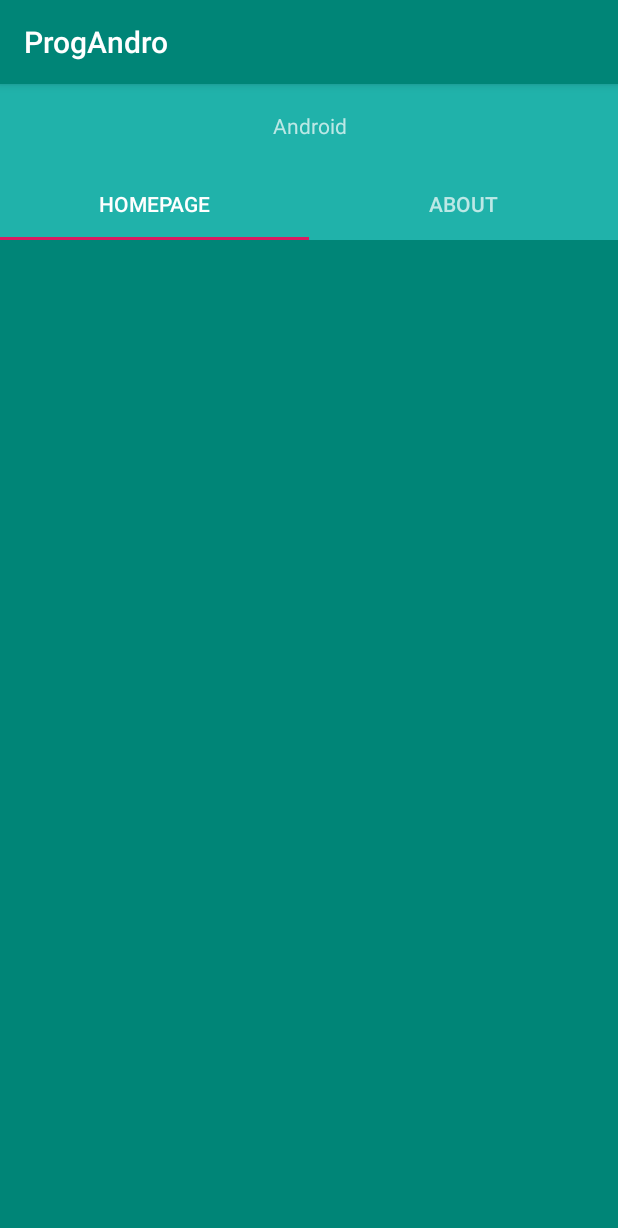
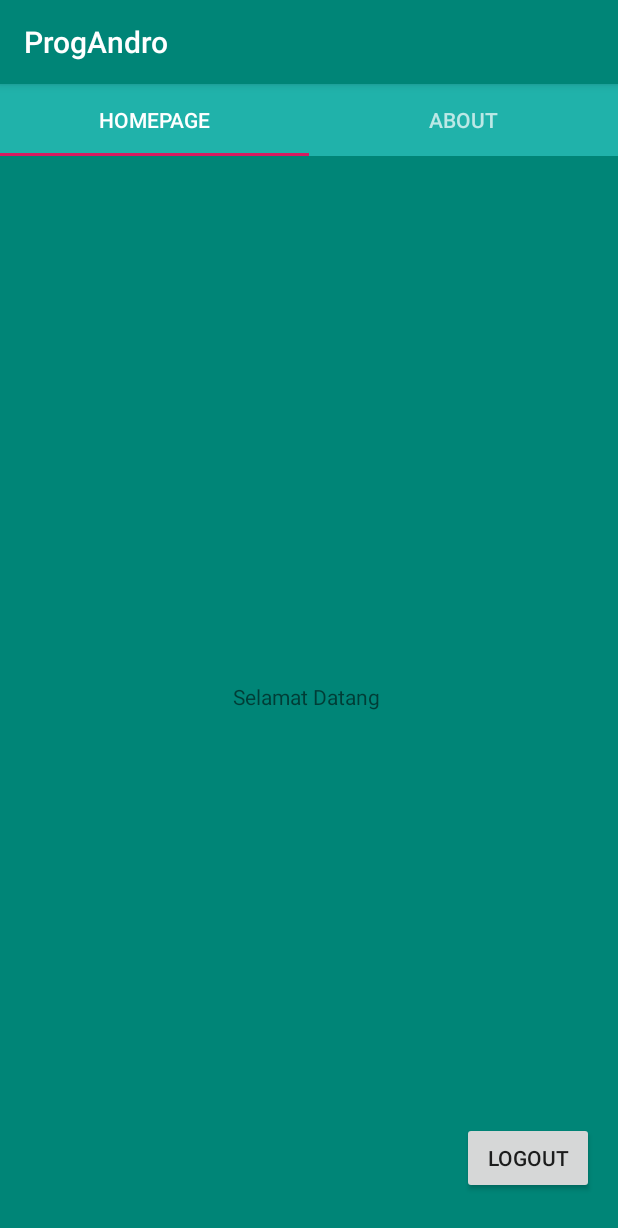
Before and after one commit to Rutfebrianti/ProgAndro, an Android app: the Homepage screen opened directly, with no data from a screen before it, on a phone screen of 412 x 824 dp. Shown: the top 1228 px of the screen. Run offline under Robolectric (Android 15) with nearby library versions, the phone set to English and light mode, and no system bars.

Commit message:
Add SQLite for register and login

```diff
--- a/app/src/main/AndroidManifest.xml
+++ b/app/src/main/AndroidManifest.xml
@@ -18,6 +18,8 @@
         </activity>
         <activity android:name=".HomePageActivity"/>
         <activity android:name=".AboutActivity"/>
+        <activity android:name=".SignUp"/>
+
     </application>
 
 </manifest>
--- a/app/src/main/java/com/example/progandro/Homepage.java
+++ b/app/src/main/java/com/example/progandro/Homepage.java
@@ -1,17 +1,43 @@
 package com.example.progandro;
 
+import android.content.Context;
+import android.content.Intent;
+import android.content.SharedPreferences;
 import android.os.Bundle;
 import android.view.LayoutInflater;
 import android.view.View;
 import android.view.ViewGroup;
+import android.widget.Button;
+import android.widget.TextView;
+
 import androidx.annotation.NonNull;
 import androidx.fragment.app.Fragment;
 
 
 public class Homepage extends Fragment {
+
+    SharedPreferences sharedPreferences;
+    private Button logout;
+
     @Override
-    public View onCreateView(@NonNull LayoutInflater inflater, ViewGroup viewGroup, Bundle savedInstanceState){
-        super.onCreateView(inflater,viewGroup,savedInstanceState);
-        return inflater.inflate(R.layout.home_fragment, viewGroup, false);
+    public View onCreateView(@NonNull LayoutInflater inflater, ViewGroup viewGroup, Bundle savedInstanceState) {
+        super.onCreateView(inflater, viewGroup, savedInstanceState);
+        View rootView = inflater.inflate(R.layout.home_fragment, viewGroup, false);
+
+        logout = rootView.findViewById(R.id.logout);
+
+        logout.setOnClickListener(new View.OnClickListener() {
+            @Override
+            public void onClick(View v) {
+                sharedPreferences = getActivity().getSharedPreferences("my_preference", Context.MODE_PRIVATE);
+                SharedPreferences.Editor editor = sharedPreferences.edit();
+                editor.clear();
+                editor.commit();
+                Intent logout = new Intent(getActivity() , Login.class);
+                startActivity(logout);
+            }
+        });
+
+        return rootView;
     }
 }
--- a/app/src/main/res/layout/home_fragment.xml
+++ b/app/src/main/res/layout/home_fragment.xml
@@ -1,14 +1,37 @@
 <?xml version="1.0" encoding="utf-8"?>
 <androidx.constraintlayout.widget.ConstraintLayout
     xmlns:android="http://schemas.android.com/apk/res/android"
+    xmlns:app="http://schemas.android.com/apk/res-auto"
+    xmlns:tools="http://schemas.android.com/tools"
     android:orientation="vertical"
     android:layout_width="match_parent"
     android:layout_height="match_parent">
 
-    <androidx.recyclerview.widget.RecyclerView
-        android:id="@+id/recyclerView"
-        android:nestedScrollingEnabled="false"
-        android:layout_width="match_parent"
-        android:layout_height="wrap_content"/>
+<!--    <androidx.recyclerview.widget.RecyclerView-->
+<!--        android:id="@+id/recyclerView"-->
+<!--        android:nestedScrollingEnabled="false"-->
+<!--        android:layout_width="match_parent"-->
+<!--        android:layout_height="wrap_content"/>-->
 
+
+    <TextView
+        android:id="@+id/greetings"
+        android:layout_width="wrap_content"
+        android:layout_height="wrap_content"
+        android:text="Selamat Datang "
+        app:layout_constraintBottom_toBottomOf="parent"
+        app:layout_constraintEnd_toEndOf="parent"
+        app:layout_constraintStart_toStartOf="parent"
+        app:layout_constraintTop_toTopOf="parent" />
+
+    <Button
+        android:id="@+id/logout"
+        android:layout_width="wrap_content"
+        android:layout_height="wrap_content"
+        android:layout_marginBottom="28dp"
+        android:text="@string/logout"
+        app:layout_constraintBottom_toBottomOf="parent"
+        app:layout_constraintEnd_toEndOf="parent"
+        app:layout_constraintHorizontal_bias="0.95"
+        app:layout_constraintStart_toStartOf="parent" />
 </androidx.constraintlayout.widget.ConstraintLayout>
--- a/app/src/main/res/layout/homepage.xml
+++ b/app/src/main/res/layout/homepage.xml
@@ -12,28 +12,19 @@
         android:theme="@style/AppTheme.AppBarOverlay"
         tools:ignore="MissingConstraints">
 
-        <TextView
-            android:id="@+id/judul"
-            android:layout_width="match_parent"
-            android:layout_height="wrap_content"
-            android:layout_gravity="center_horizontal"
-            android:gravity="center"
-            android:minHeight="?actionBarSize"
-            android:padding="16dp"
-            android:background="@color/colorSeaGreen"
-            android:text="@string/android"/>
-
         <androidx.viewpager.widget.ViewPager
             android:id="@+id/viewPager"
             android:layout_width="match_parent"
             android:layout_height="match_parent"
             app:layout_editor_absoluteX="-16dp"
             app:layout_editor_absoluteY="-36dp">
+
             <com.google.android.material.tabs.TabLayout
                 android:id="@+id/tab"
-            android:background="@color/colorSeaGreen"
                 android:layout_width="match_parent"
-            android:layout_height="wrap_content"/>
+                android:layout_height="wrap_content"
+                android:background="@color/colorSeaGreen" />
+
         </androidx.viewpager.widget.ViewPager>
     </com.google.android.material.appbar.AppBarLayout>
 </androidx.constraintlayout.widget.ConstraintLayout>
--- a/app/src/main/res/layout/login.xml
+++ b/app/src/main/res/layout/login.xml
@@ -46,7 +46,7 @@
         app:layout_constraintVertical_bias="0.303" />
 
     <TextView
-        android:id="@+id/textView"
+        android:id="@+id/daftar"
         android:layout_width="wrap_content"
         android:layout_height="wrap_content"
         android:text="@string/not_a_member"
--- a/app/src/main/res/values/strings.xml
+++ b/app/src/main/res/values/strings.xml
@@ -10,4 +10,6 @@
     <string name="tab_text_2">Tab 2</string>
     <string name="nama">Rut Febrianty 71170225</string>
     <string name="android">Android</string>
+    <string name="greet">Selamat Datang</string>
+    <string name="logout">logout</string>
 </resources>
```
Also changed, not shown: app/src/main/java/com/example/progandro/DatabaseHelper.java (added, +45 -0 lines), app/src/main/java/com/example/progandro/Login.java (+35 -12 lines), app/src/main/java/com/example/progandro/SignUp.java (added, +85 -0 lines), app/src/main/res/layout/sign_up.xml (added, +76 -0 lines). Lines whose indentation alone changed are shown as unchanged.
